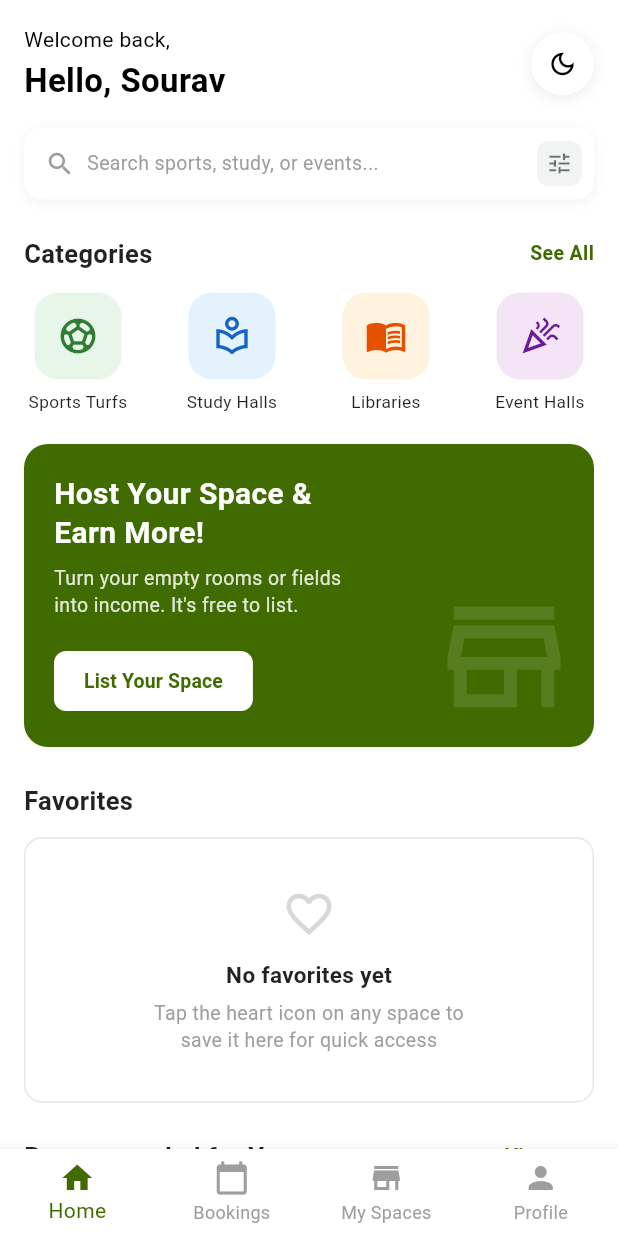
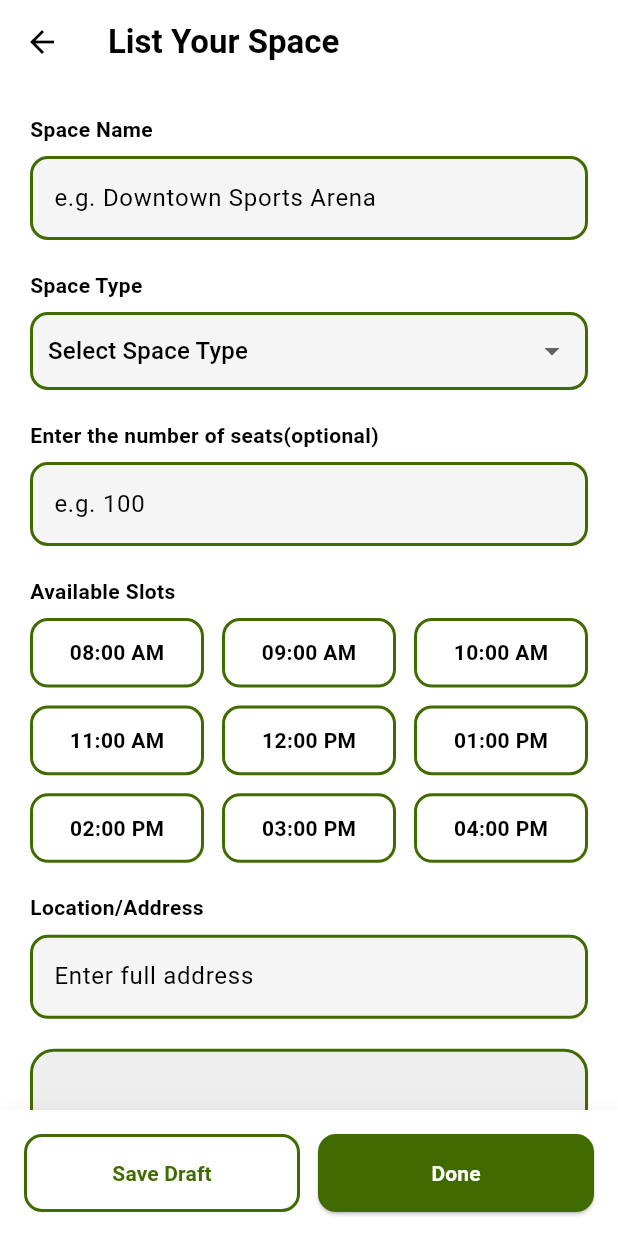
Before and after one commit to Noel007-cse/Group_4, a Flutter app: the screen it shows after launch, after a tap on "List Your Space", on a phone screen of 412 x 824 dp. Run offline on Flutter 3.47's test engine with Material 3 defaults, Android fonts, the phone set to English and light mode, and no system bars; network calls fail; Roboto replaces fonts that are missing (Poppins).

Commit message:
List your space page done

```diff
--- a/spacebook/lib/Homepage.dart
+++ b/spacebook/lib/Homepage.dart
@@ -1,5 +1,6 @@
 import 'package:flutter/material.dart';
 import 'package:spacebook/data/recommedation_data.dart';
+import 'package:spacebook/list_your_space_page.dart';
 import 'package:spacebook/main.dart';
 import 'package:spacebook/models/category_item_model.dart';
 import 'package:spacebook/models/space_frame_model.dart';
@@ -287,7 +288,7 @@ class _HostBanner extends StatelessWidget {
               ),
               const SizedBox(height: 8),
               Text(
-                'Turn your empty rooms or fields\ninto income. It\'s free to list.',
+                'Turn your empty seats or fields\ninto income. It\'s free to list.',
                 style: TextStyle(
                   color: Colors.white.withOpacity(0.85),
                   fontSize: 13,
@@ -307,9 +308,19 @@ class _HostBanner extends StatelessWidget {
                   padding:
                       const EdgeInsets.symmetric(horizontal: 20, vertical: 10),
                 ),
-                child: const Text(
-                  'List Your Space',
-                  style: TextStyle(fontWeight: FontWeight.bold, fontSize: 13),
+                child: GestureDetector(
+                  onTap: () {
+                    Navigator.push(
+                      context,
+                      MaterialPageRoute(
+                        builder: (context) => ListYourSpacePage(),
+                      ),
+                    );
+                  },
+                  child: Text(
+                    'List Your Space',
+                    style: TextStyle(fontWeight: FontWeight.bold, fontSize: 13),
+                  ),
                 ),
               ),
             ],
--- /dev/null
+++ b/spacebook/lib/list_your_space_page.dart
@@ -0,0 +1,428 @@
+import 'package:flutter/material.dart';
+
+const Color _green = Color(0xFF3F6B00);
+
+class Slot {
+  final String time;
+  final String status;
+
+  Slot(this.time, this.status);
+}
+
+class ListYourSpacePage extends StatefulWidget {
+  const ListYourSpacePage({super.key});
+
+  @override
+  State<ListYourSpacePage> createState() => _ListYourSpacePageState();
+}
+
+class _ListYourSpacePageState extends State<ListYourSpacePage> {
+
+  final TextEditingController priceController =
+        TextEditingController(text: "500");
+
+  final Map<String, bool> facilities = {
+    "Wi-Fi": false,
+    "Parking": false,
+    "Lighting": false,
+    "Showers": false,
+    "Air Conditioning": false,
+  };
+
+  final List<Slot> timeSlots = [
+    Slot("08:00 AM", "free"),
+    Slot("09:00 AM", "free"),
+    Slot("10:00 AM", "free"),
+    Slot("11:00 AM", "free"),
+    Slot("12:00 PM", "free"),
+    Slot("01:00 PM", "free"),
+    Slot("02:00 PM", "free"),
+    Slot("03:00 PM", "free"),
+    Slot("04:00 PM", "free"),
+  ];
+
+  Set<String> selectedSlots = {};
+
+  @override
+  Widget build(BuildContext context) {
+    return Scaffold(
+      backgroundColor: Colors.white,
+
+      appBar: AppBar(
+        backgroundColor: Colors.white,
+        elevation: 0,
+        leading: IconButton(
+          icon: const Icon(Icons.arrow_back, color: Colors.black),
+          onPressed: () {
+            Navigator.pop(context);
+          },
+        ),
+        title: const Text(
+          "List Your Space",
+          style: TextStyle(
+            color: Colors.black,
+            fontWeight: FontWeight.w600,
+          ),
+        ),
+      ),
+
+      body: Column(
+        children: [
+
+          /// SCROLLABLE CONTENT
+          Expanded(
+            child: SingleChildScrollView(
+              padding: const EdgeInsets.all(20),
+              child: Column(
+                crossAxisAlignment: CrossAxisAlignment.start,
+                children: [
+
+                  const Text("Space Name",
+                      style: TextStyle(fontWeight: FontWeight.w600)),
+                  const SizedBox(height: 8),
+                  _buildTextField("e.g. Downtown Sports Arena"),
+
+                  const SizedBox(height: 20),
+
+                  const Text("Space Type",
+                      style: TextStyle(fontWeight: FontWeight.w600)),
+                  const SizedBox(height: 8),
+                  _buildDropdown(),
+
+                  const SizedBox(height: 20),
+
+                  const Text("Enter the number of seats(optional)",
+                      style: TextStyle(fontWeight: FontWeight.w600)),
+                  const SizedBox(height: 8),
+                  _buildTextField("e.g. 100"),
+
+                  const SizedBox(height: 20),
+
+                  /// Time Slots
+                  const Text("Available Slots",
+                      style:
+                          TextStyle(fontWeight: FontWeight.w600)),
+
+                  const SizedBox(height: 8),
+
+                  GridView.builder(
+                    shrinkWrap: true,
+                    physics: NeverScrollableScrollPhysics(),
+                    itemCount: timeSlots.length,
+                    gridDelegate: const SliverGridDelegateWithFixedCrossAxisCount(
+                      crossAxisCount: 3,
+                      mainAxisSpacing: 12,
+                      crossAxisSpacing: 12,
+                      childAspectRatio: 2.5,
+                    ),
+                    itemBuilder: (context, index) {
+                      final slot = timeSlots[index];
+                      final isSelected = selectedSlots.contains(slot.time);
+
+                      Color bgColor;
+                      Color textColor;
+                      Border? border;
+
+                      if (isSelected) {
+                        bgColor = _green;
+                        textColor = Colors.white;
+                        border = null;
+                      } else {
+                        bgColor = Colors.white;
+                        textColor = Colors.black;
+                        border = Border.all(color: _green, width: 2);
+                      }
+
+                      return GestureDetector(
+                        onTap: () {
+                          setState(() {
+                            if (selectedSlots.contains(slot.time)) {
+                              selectedSlots.remove(slot.time);
+                            } else {
+                              selectedSlots.add(slot.time);
+                            }
+                          });
+                        },
+                        child: Container(
+                          alignment: Alignment.center,
+                          decoration: BoxDecoration(
+                            color: bgColor,
+                            borderRadius: BorderRadius.circular(12),
+                            border: border,
+                            boxShadow: isSelected
+                                ? [
+                                    BoxShadow(
+                                      color: _green.withOpacity(0.3),
+                                      blurRadius: 6,
+                                      offset: const Offset(0, 4),
+                                    )
+                                  ]
+                                : [],
+                          ),
+                          child: Text(
+                            slot.time,
+                            style: TextStyle(
+                              color: textColor,
+                              fontWeight: FontWeight.w600,
+                              decoration: slot.status == "booked"
+                                  ? TextDecoration.lineThrough
+                                  : TextDecoration.none,
+                            ),
+                          ),
+                        ),
+                      );
+                    },
+                  ),
+
+                  const SizedBox(height: 20),
+
+                  const Text("Location/Address",
+                      style: TextStyle(fontWeight: FontWeight.w600)),
+                  const SizedBox(height: 8),
+                  _buildTextField("Enter full address"),
+
+                  const SizedBox(height: 20),
+
+                  Container(
+                    height: 180,
+                    decoration: BoxDecoration(
+                      borderRadius: BorderRadius.circular(16),
+                      border: Border.all(color: _green, width: 2),
+                      color: Colors.grey.shade200,
+                    ),
+                    child: const Center(
+                      child: Icon(Icons.map, size: 50, color: Colors.grey),
+                    ),
+                  ),
+
+                  const SizedBox(height: 20),
+
+                  const Text("Pricing per Hour (INR)",
+                      style: TextStyle(fontWeight: FontWeight.w600)),
+                  const SizedBox(height: 8),
+                  TextField(
+                    controller: priceController,
+                    keyboardType: TextInputType.number,
+                    decoration: InputDecoration(
+                      prefixText: "₹ ",
+                      filled: true,
+                      fillColor: Colors.grey.shade100,
+                      border: OutlineInputBorder(
+                        borderRadius: BorderRadius.circular(12),
+                        borderSide: BorderSide.none,
+                      ),
+                      focusedBorder: OutlineInputBorder(
+                        borderSide: BorderSide(color: _green, width: 2),
+                        borderRadius: BorderRadius.circular(12),
+                      ),
+                      enabledBorder: OutlineInputBorder(
+                        borderSide: BorderSide(color: _green, width: 2),
+                        borderRadius: BorderRadius.circular(12),
+                      ),
+                    ),
+                  ),
+
+                  const SizedBox(height: 30),
+
+                  const Text("Facilities",
+                      style: TextStyle(
+                          fontSize: 18,
+                          fontWeight: FontWeight.w600)),
+                  const SizedBox(height: 10),
+
+                  ...facilities.keys.map((facility) {
+                    return CheckboxListTile(
+                      contentPadding: EdgeInsets.zero,
+                      title: Text(facility),
+                      value: facilities[facility],
+                      activeColor: _green,
+                      onChanged: (value) {
+                        setState(() {
+                          facilities[facility] = value!;
+                        });
+                      },
+                    );
+                  }),
+
+                  const SizedBox(height: 20),
+
+                  /// Upload Photos
+                  const Text("Upload Photos",
+                      style: TextStyle(fontWeight: FontWeight.w600)),
+                  const SizedBox(height: 10),
+
+                  Row(
+                    children: [
+                      _photoBox(isAdd: true),
+                      const SizedBox(width: 12),
+                      _photoBox(),
+                      const SizedBox(width: 12),
+                      _photoBox(),
+                    ],
+                  ),
+
+                  const SizedBox(height: 20),
+
+                  /// Description
+                  const Text("Description",
+                      style: TextStyle(fontWeight: FontWeight.w600)),
+                  const SizedBox(height: 8),
+
+                  TextField(
+                    maxLines: 4,
+                    decoration: InputDecoration(
+                      hintText:
+                          "Tell guests what makes your space unique...",
+                      filled: true,
+                      fillColor: Colors.grey.shade100,
+                      border: OutlineInputBorder(
+                        borderRadius: BorderRadius.circular(12),
+                        borderSide: BorderSide.none,
+                      ),
+                      focusedBorder: OutlineInputBorder(
+                        borderSide: BorderSide(color: _green, width: 2),
+                        borderRadius: BorderRadius.circular(12),
+                      ),
+                      enabledBorder: OutlineInputBorder(
+                        borderSide: BorderSide(color: _green, width: 2),
+                        borderRadius: BorderRadius.circular(12),
+                      ),
+                    ),
+                  ),
+
+                  const SizedBox(height: 100), // space for bottom buttons
+                ],
+              ),
+            ),
+          ),
+
+          Container(
+            padding: const EdgeInsets.all(16),
+            decoration: BoxDecoration(
+              color: Colors.white,
+              boxShadow: [
+                BoxShadow(
+                  color: Colors.black.withOpacity(0.05),
+                  blurRadius: 10,
+                )
+              ],
+            ),
+            child: Row(
+              children: [
+                Expanded(
+                  child: OutlinedButton(
+                    onPressed: () {},
+                    style: OutlinedButton.styleFrom(
+                      padding:
+                          const EdgeInsets.symmetric(vertical: 16),
+                      side: const BorderSide(color: _green, width: 2),
+                      shape: RoundedRectangleBorder(
+                        borderRadius: BorderRadius.circular(12),
+                      ),
+                    ),
+                    child: const Text(
+                      "Save Draft"
+                      , style: TextStyle(fontWeight: FontWeight.w600, color: _green)
+                    )
+                  ),
+                ),
+                const SizedBox(width: 12),
+                Expanded(
+                  child: ElevatedButton(
+                    onPressed: () {},
+                    style: ElevatedButton.styleFrom(
+                      backgroundColor: _green,
+                      padding:
+                          const EdgeInsets.symmetric(vertical: 16),
+                      shape: RoundedRectangleBorder(
+                        borderRadius: BorderRadius.circular(12),
+                      ),
+                    ),
+                    child: const Text(
+                      "Done",
+                      style: TextStyle(fontWeight: FontWeight.w600, color: Colors.white),
+                      ),
+                  ),
+                ),
+              ],
+            ),
+          ),
+        ],
+      ),
+    );
+  }
+
+  Widget _buildTextField(String hint) {
+    return TextField(
+      decoration: InputDecoration(
+        hintText: hint,
+        filled: true,
+        fillColor: Colors.grey.shade100,
+        border: OutlineInputBorder(
+          borderRadius: BorderRadius.circular(12),
+          borderSide: BorderSide.none,
+        ),
+        focusedBorder: OutlineInputBorder(
+          borderSide: BorderSide(color: _green, width: 2),
+          borderRadius: BorderRadius.circular(12),
+        ),
+        enabledBorder: OutlineInputBorder(
+          borderSide: BorderSide(color: _green, width: 2),
+          borderRadius: BorderRadius.circular(12),
+        )
+      ),
+    );
+  }
+
+  Widget _buildDropdown() {
+    return Padding(
+      padding: const EdgeInsets.symmetric(horizontal: 0),
+      child: Container(
+        decoration: BoxDecoration(
+          color: Colors.grey.shade100,
+          border: Border.all(color: _green, width: 2),
+          borderRadius: BorderRadius.circular(12),
+        ),
+        child: DropdownButtonHideUnderline(
+          child: Padding(
+            padding: const EdgeInsets.symmetric(horizontal: 10),
+            child: DropdownButton<String>(
+              isExpanded: true,
+              value: "Select Space Type",
+              items: const [
+                DropdownMenuItem(
+                  value: "Select Space Type",
+                  child: Text("Select Space Type"),
+                ),
+                DropdownMenuItem(value: "Turf", child: Text("Turf")),
+                DropdownMenuItem(value: "Library", child: Text("Library")),
+                DropdownMenuItem(value: "Study Halls", child: Text("Study Halls")),
+                DropdownMenuItem(value: "Event Halls", child: Text("Event Halls")),
+              ],
+              onChanged: (value) {},
+            ),
+          ),
+        ),
+      ),
+    );
+  }
+
+  Widget _photoBox({bool isAdd = false}) {
+    return Expanded(
+      child: Container(
+        height: 100,
+        decoration: BoxDecoration(
+          color: Colors.grey.shade200,
+          border: Border.all(color: _green, width: 2),
+          borderRadius: BorderRadius.circular(12),
+        ),
+        child: Center(
+          child: Icon(
+            isAdd ? Icons.add : Icons.image,
+            size: 30,
+          ),
+        ),
+      ),
+    );
+  }
+}
--- a/spacebook/lib/my_spaces_page.dart
+++ b/spacebook/lib/my_spaces_page.dart
@@ -1,21 +1,6 @@
-// import 'package:flutter/material.dart';
-
-// class MySpacesPage extends StatelessWidget {
-//   const MySpacesPage({super.key});
-
-//   @override
-//   Widget build(BuildContext context) {
-//     return const Center(
-//       child: Text(
-//         "My Spaces Page",
-//         style: TextStyle(fontSize: 22),
-//       ),
-//     );
-//   }
-// }
-
 import 'package:flutter/material.dart';
 import 'package:spacebook/data/my_space_data.dart';
+import 'package:spacebook/list_your_space_page.dart';
 import 'package:spacebook/models/booking_frame_model.dart';
 
 const Color _green = Color(0xFF3F6B00);
@@ -55,7 +40,14 @@ class MySpacesPage extends StatelessWidget {
       ),
       floatingActionButton: FloatingActionButton.extended(
         backgroundColor: _green,
-        onPressed: () {},
+        onPressed: () {
+          Navigator.push(
+            context,
+            MaterialPageRoute(
+              builder: (context) => const ListYourSpacePage(),
+            ),
+          );
+        },
         icon: const Icon(Icons.add),
         label: const Text("Add Space"),
       ),
--- a/spacebook/lib/widgets/space_frame_widget.dart
+++ b/spacebook/lib/widgets/space_frame_widget.dart
@@ -144,7 +144,7 @@ class _SpaceFrameWidgetState extends State<SpaceFrameWidget> {
                         children: [
                           Icon(Icons.star_border_outlined, color: Colors.amber, size: 18),
                           SizedBox(width: 4),
-                          Text("${space.rating} (${space.noOfRating} reviews)"),
+                          Text("${space.rating} (${space.noOfRating}K reviews)"),
                         ],
                       ),
                       Text.rich(
@@ -271,7 +271,7 @@ class _SpaceFrameWidgetState extends State<SpaceFrameWidget> {
                       } else {
                         bgColor = Colors.white;
                         textColor = Colors.black;
-                        border = Border.all(color: _green);
+                        border = Border.all(color: _green, width: 2);
                       }
 
                       return GestureDetector(
@@ -350,7 +350,7 @@ class _SpaceFrameWidgetState extends State<SpaceFrameWidget> {
                         } else {
                           bgColor = Colors.white;
                           iconColor = _green;
-                          border = Border.all(color: _green);
+                          border = Border.all(color: _green, width: 2);
                         }
 
                         return GestureDetector(
```
